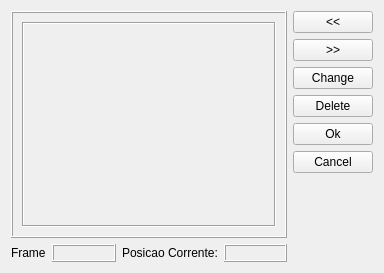
Qt form DEV/Interface/transitionEdit.ui (fabriciols/m-fit) before a commit.
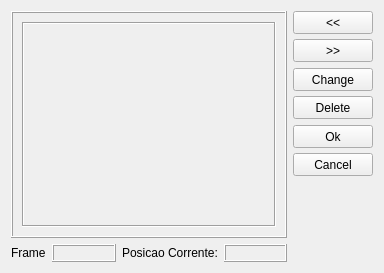
The same form after that commit.

Commit message: testa essa porra ae fabricio.

The edit to the form file:
```diff
--- a/DEV/Interface/transitionEdit.ui
+++ b/DEV/Interface/transitionEdit.ui
@@ -116,6 +116,12 @@
    </item>
    <item row="1" column="5" >
     <widget class="QPushButton" name="backButton" >
+     <property name="minimumSize" >
+      <size>
+       <width>75</width>
+       <height>23</height>
+      </size>
+     </property>
      <property name="text" >
       <string>&lt;&lt;</string>
      </property>
@@ -123,6 +129,12 @@
    </item>
    <item row="2" column="5" >
     <widget class="QPushButton" name="forwardButton" >
+     <property name="minimumSize" >
+      <size>
+       <width>75</width>
+       <height>23</height>
+      </size>
+     </property>
      <property name="text" >
       <string>>></string>
      </property>
@@ -130,6 +142,12 @@
    </item>
    <item row="3" column="5" >
     <widget class="QPushButton" name="changeButton" >
+     <property name="minimumSize" >
+      <size>
+       <width>75</width>
+       <height>23</height>
+      </size>
+     </property>
      <property name="text" >
       <string>Change</string>
      </property>
@@ -137,6 +155,12 @@
    </item>
    <item row="4" column="5" >
     <widget class="QPushButton" name="deleteButton" >
+     <property name="minimumSize" >
+      <size>
+       <width>75</width>
+       <height>23</height>
+      </size>
+     </property>
      <property name="text" >
       <string>Delete</string>
      </property>
@@ -144,6 +168,12 @@
    </item>
    <item row="5" column="5" >
     <widget class="QPushButton" name="okButton" >
+     <property name="minimumSize" >
+      <size>
+       <width>75</width>
+       <height>23</height>
+      </size>
+     </property>
      <property name="text" >
       <string>Ok</string>
      </property>
@@ -151,6 +181,12 @@
    </item>
    <item row="6" column="5" >
     <widget class="QPushButton" name="cancelButton" >
+     <property name="minimumSize" >
+      <size>
+       <width>75</width>
+       <height>23</height>
+      </size>
+     </property>
      <property name="text" >
       <string>Cancel</string>
      </property>
```
Left out of the diff: 15 changed lines with no effect on the pictures.
